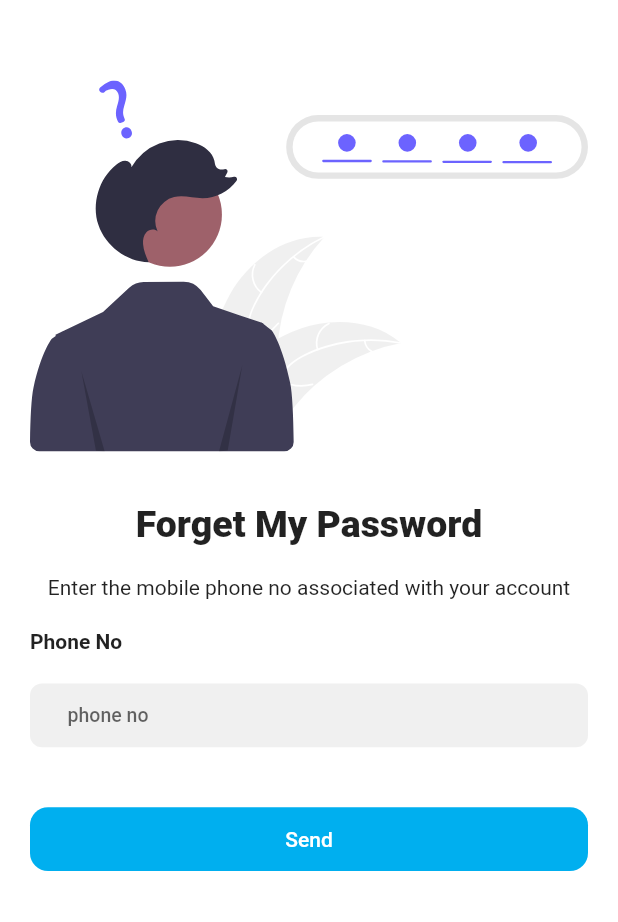
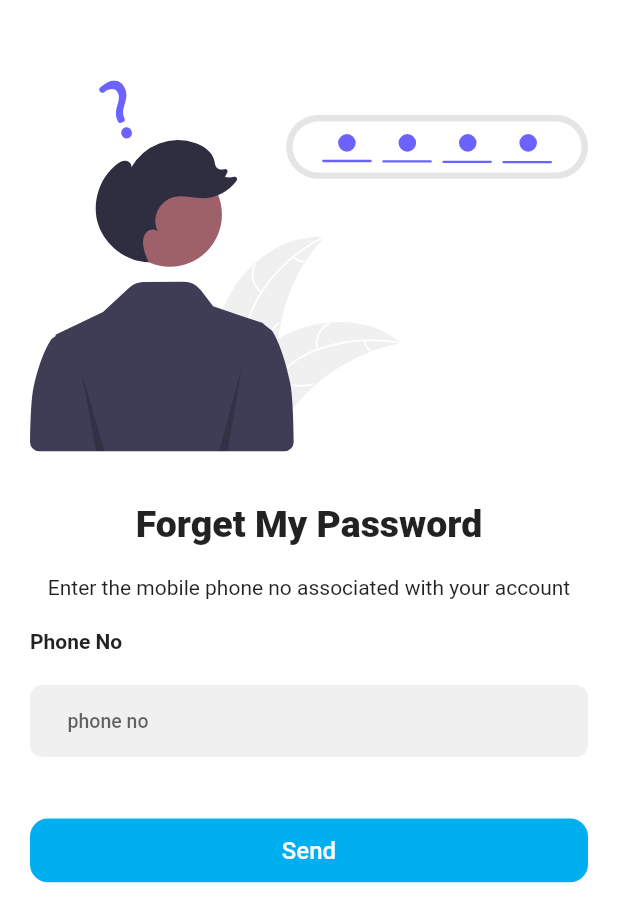
Before and after one commit to thirandev/ayikie, a Flutter app: the screen it shows after launch, after a tap on "Next", after a tap on "skip", after a tap on "Reset", on a phone screen of 412 x 824 dp. Shown: the top 922 px of the screen. Run offline on Flutter 3.47's test engine with Material 2 defaults, Android fonts, the phone set to English and light mode, and no system bars; our stand-ins replace connectivity, flutter_svg, pin_code_fields, rxdart, shared_preferences; Roboto replaces fonts that are missing (CircularStd).

Commit message:
UI Fixing

```diff
--- a/ayikie_main/lib/src/ui/screens/auth/login_screen.dart
+++ b/ayikie_main/lib/src/ui/screens/auth/login_screen.dart
@@ -25,12 +25,12 @@ class _LoginScreenState extends State<LoginScreen> {
         backgroundColor: AppColors.white,
         body: SingleChildScrollView(
           child: Padding(
-            padding: const EdgeInsets.only(left: 20, right: 20, top: 20),
+            padding: const EdgeInsets.symmetric(horizontal: 20, vertical: 20),
             child: Column(
               children: [
                 Container(
                   alignment: Alignment.center,
-                  height: MediaQuery.of(context).size.height / 4,
+                  height: MediaQuery.of(context).size.height / 5,
                   child: Image.asset('asserts/images/ayikie_logo.png'),
                 ),
                 Padding(
@@ -45,7 +45,7 @@ class _LoginScreenState extends State<LoginScreen> {
                   ),
                 ),
                 Padding(
-                  padding: const EdgeInsets.only(bottom: 10),
+                  padding: const EdgeInsets.only(top: 10, bottom: 20),
                   child: Container(
                     alignment: Alignment.centerLeft,
                     child: Text(
@@ -56,7 +56,7 @@ class _LoginScreenState extends State<LoginScreen> {
                   ),
                 ),
                 Padding(
-                  padding: const EdgeInsets.only(bottom: 10),
+                  padding: const EdgeInsets.only(bottom: 30),
                   child: Row(
                     mainAxisAlignment: MainAxisAlignment.spaceEvenly,
                     children: <Widget>[
@@ -72,7 +72,9 @@ class _LoginScreenState extends State<LoginScreen> {
                                     ? AppColors.selectedTextColor
                                     : Colors.transparent,
                                 border: Border.all(
-                                    width: 1.2, color: AppColors.black),
+                                  width: 1.2,
+                                  color: Colors.black38,
+                                ),
                               ),
                               height: 150,
                               width: 120,
@@ -84,7 +86,9 @@ class _LoginScreenState extends State<LoginScreen> {
                               child: Text(
                                 'User',
                                 style: TextStyle(
-                                    fontSize: 14, fontWeight: FontWeight.w700),
+                                    color: _value == 1?Colors.black38:Colors.black,
+                                    fontSize: 14,
+                                    fontWeight: FontWeight.w500),
                               ),
                             ),
                           ],
@@ -102,7 +106,7 @@ class _LoginScreenState extends State<LoginScreen> {
                                       ? AppColors.selectedTextColor
                                       : Colors.transparent,
                                   border: Border.all(
-                                      width: 1.2, color: AppColors.black)),
+                                      width: 1.2, color: Colors.black38)),
                               height: 150,
                               width: 120,
                               child: SvgPicture.asset(
@@ -113,7 +117,9 @@ class _LoginScreenState extends State<LoginScreen> {
                               child: Text(
                                 'Professional',
                                 style: TextStyle(
-                                    fontSize: 14, fontWeight: FontWeight.w700),
+                                    color: _value == 0?Colors.black38:Colors.black,
+                                    fontSize: 14,
+                                    fontWeight: FontWeight.w500),
                               ),
                             ),
                           ],
@@ -123,23 +129,24 @@ class _LoginScreenState extends State<LoginScreen> {
                   ),
                 ),
                 Padding(
-                  padding: const EdgeInsets.only(bottom: 20),
+                  padding: const EdgeInsets.only(bottom: 10),
                   child: Container(
                     alignment: Alignment.centerLeft,
                     child: Text(
-                      'Phone No',
+                      'Phone Number',
                       style:
                           TextStyle(fontSize: 14, fontWeight: FontWeight.w700),
                     ),
                   ),
                 ),
                 CustomFormField(
+                  height: 50,
                   controller: _phoneNoController,
-                  hintText: 'phone no',
+                  hintText: 'Your Phone number',
                   inputType: TextInputType.number,
                 ),
                 Padding(
-                  padding: const EdgeInsets.only(bottom: 20, top: 20),
+                  padding: const EdgeInsets.only(bottom: 10, top: 20),
                   child: Container(
                     alignment: Alignment.centerLeft,
                     child: Text(
@@ -150,8 +157,9 @@ class _LoginScreenState extends State<LoginScreen> {
                   ),
                 ),
                 CustomFormField(
+                  height: 50,
                   controller: _passwordController,
-                  hintText: 'password',
+                  hintText: 'Your Password',
                   inputType: TextInputType.text,
                   isObsucure: true,
                 ),
@@ -278,11 +286,7 @@ class _LoginScreenState extends State<LoginScreen> {
                     ],
                   ),
                 ),
-                Padding(
-                  padding: const EdgeInsets.only(
-                    bottom: 100,
-                  ),
-                  child: Row(
+                Row(
                   mainAxisAlignment: MainAxisAlignment.center,
                   children: [
                     Container(
@@ -309,7 +313,6 @@ class _LoginScreenState extends State<LoginScreen> {
                     ),
                   ],
                 ),
-                ),
               ],
             ),
           ),
--- a/ayikie_main/lib/src/ui/screens/auth/registration_screen.dart
+++ b/ayikie_main/lib/src/ui/screens/auth/registration_screen.dart
@@ -26,17 +26,17 @@ class _RegistrationScreenState extends State<RegistrationScreen> {
         backgroundColor: AppColors.white,
         body: SingleChildScrollView(
           child: Padding(
-            padding: const EdgeInsets.only(left: 20, right: 20, top: 20),
+            padding: const EdgeInsets.symmetric(horizontal: 20,vertical: 20),
             child: Column(
               children: [
                 Container(
                   alignment: Alignment.center,
                   height: MediaQuery.of(context).size.height / 4,
                   child:
-                      SvgPicture.asset('asserts/images/registration_logo.svg'),
+                      AspectRatio(aspectRatio: 1.4,child: SvgPicture.asset('asserts/images/registration_logo.svg')),
                 ),
                 Padding(
-                  padding: const EdgeInsets.only(bottom: 10),
+                  padding: const EdgeInsets.only(bottom: 25),
                   child: Container(
                     alignment: Alignment.centerLeft,
                     child: Text(
@@ -47,7 +47,7 @@ class _RegistrationScreenState extends State<RegistrationScreen> {
                   ),
                 ),
                 Padding(
-                  padding: const EdgeInsets.only(bottom: 20),
+                  padding: const EdgeInsets.only(bottom: 10),
                   child: Container(
                     alignment: Alignment.centerLeft,
                     child: Text(
@@ -63,11 +63,11 @@ class _RegistrationScreenState extends State<RegistrationScreen> {
                   inputType: TextInputType.number,
                 ),
                 Padding(
-                  padding: const EdgeInsets.only(top: 20, bottom: 20),
+                  padding: const EdgeInsets.only(top: 20, bottom: 10),
                   child: Container(
                     alignment: Alignment.centerLeft,
                     child: Text(
-                      'Phone No',
+                      'Phone Number',
                       style:
                           TextStyle(fontSize: 14, fontWeight: FontWeight.w700),
                     ),
@@ -79,7 +79,7 @@ class _RegistrationScreenState extends State<RegistrationScreen> {
                   inputType: TextInputType.number,
                 ),
                 Padding(
-                  padding: const EdgeInsets.only(bottom: 20, top: 20),
+                  padding: const EdgeInsets.only(bottom: 10, top: 20),
                   child: Container(
                     alignment: Alignment.centerLeft,
                     child: Text(
@@ -96,7 +96,7 @@ class _RegistrationScreenState extends State<RegistrationScreen> {
                   isObsucure: true,
                 ),
                 Padding(
-                  padding: const EdgeInsets.only(bottom: 20, top: 20),
+                  padding: const EdgeInsets.only(bottom: 10, top: 20),
                   child: Container(
                     alignment: Alignment.centerLeft,
                     child: Text(
@@ -124,9 +124,7 @@ class _RegistrationScreenState extends State<RegistrationScreen> {
                       );
                     }),
                 SizedBox(height: 20),
-                Padding(
-                  padding: const EdgeInsets.only(bottom: 100, top: 20),
-                  child: Row(
+                Row(
                   mainAxisAlignment: MainAxisAlignment.center,
                   children: [
                     Container(
@@ -158,7 +156,6 @@ class _RegistrationScreenState extends State<RegistrationScreen> {
                     ),
                   ],
                 ),
-                ),
               ],
             ),
           ),
--- a/ayikie_main/lib/src/ui/screens/auth/send_otp_screen.dart
+++ b/ayikie_main/lib/src/ui/screens/auth/send_otp_screen.dart
@@ -35,13 +35,13 @@ class _SendOtpScreenState extends State<SendOtpScreen> {
                 Container(
                   alignment: Alignment.center,
                   height: MediaQuery.of(context).size.height / 3,
-                  child: SvgPicture.asset('asserts/images/two_factor_logo.svg'),
+                  child: AspectRatio(aspectRatio: 1.5,child: SvgPicture.asset('asserts/images/two_factor_logo.svg')),
                 ),
                 Padding(
                   padding: const EdgeInsets.only(bottom: 20, top: 20),
                   child: Container(
                       child: Text(
-                    'Check your  Phone',
+                    'Check your Phone',
                     style: TextStyle(fontSize: 25, fontWeight: FontWeight.w900),
                     textAlign: TextAlign.center,
                   )),
--- a/ayikie_main/lib/src/ui/screens/onboarding_screen/onboarding_screen.dart
+++ b/ayikie_main/lib/src/ui/screens/onboarding_screen/onboarding_screen.dart
@@ -42,35 +42,49 @@ class _OnbordingScreenState extends State<OnbordingScreen> {
               },
               itemBuilder: (_, i) {
                 return Padding(
-                  padding: const EdgeInsets.only(top: 20, left: 20, right: 20),
+                  padding: const EdgeInsets.symmetric(horizontal: 20),
                   child: Column(
+                    mainAxisAlignment: MainAxisAlignment.center,
                     children: [
-                      Padding(
-                        padding: const EdgeInsets.only(left: 30, right: 30),
+                      Container(
+                        margin: EdgeInsets.only(bottom: 40, top: 20),
+                        child: AspectRatio(
+                          aspectRatio: 1.5,
                           child: SvgPicture.asset(
                             contents[i].image,
-                          height: MediaQuery.of(context).size.height / 2,
+                            fit: BoxFit.fitHeight,
+                            height: 100,
+                            width: 100,
                           ),
                         ),
+                      ),
+                      SizedBox(
+                        height: MediaQuery.of(context).size.height / 7,
+                        child: Column(
+                          mainAxisAlignment: MainAxisAlignment.start,
+                          children: [
                             Text(
                               contents[i].title,
                               textAlign: TextAlign.center,
                               style: TextStyle(
-                          fontSize: 25,
+                                fontSize: 22,
                                 fontWeight: FontWeight.bold,
                               ),
                             ),
-                      SizedBox(height: 20),
+                            SizedBox(height: 5),
                             Text(
                               contents[i].discription,
                               textAlign: TextAlign.center,
                               style: TextStyle(
-                          fontSize: 18,
+                                fontSize: 16,
                                 color: AppColors.gray,
                               ),
                             ),
+                          ],
+                        ),
+                      ),
                       Container(
-                        margin: EdgeInsets.only(top: 50),
+                        margin: EdgeInsets.only(top: 30),
                         child: Row(
                           mainAxisAlignment: MainAxisAlignment.center,
                           children: List.generate(
@@ -88,7 +102,7 @@ class _OnbordingScreenState extends State<OnbordingScreen> {
                             currentIndex == contents.length - 1
                                 ? "Get Started"
                                 : "Next",
-                            style: TextStyle(fontSize: 20),
+                            style: TextStyle(fontSize: 18),
                           ),
                           onPressed: () {
                             if (currentIndex == contents.length - 1) {
@@ -111,20 +125,20 @@ class _OnbordingScreenState extends State<OnbordingScreen> {
                           ),
                         ),
                       ),
-                      currentIndex == contents.length - 1
+                      SizedBox(
+                        height: 30,
+                        child: currentIndex == contents.length - 1
                             ? Container()
                             : Container(
                                 margin: EdgeInsets.only(top: 10),
-                              child: RaisedButton(
-                                elevation: 0,
-                                color: AppColors.white,
+                                child: InkWell(
                                   child: Text(
                                     'skip',
                                     style: TextStyle(
                                         fontSize: 16,
                                         color: AppColors.primaryButtonColor),
                                   ),
-                                onPressed: () {
+                                  onTap: () {
                                     Navigator.pushReplacement(
                                       context,
                                       MaterialPageRoute(
@@ -134,6 +148,7 @@ class _OnbordingScreenState extends State<OnbordingScreen> {
                                   },
                                 ),
                               ),
+                      )
                     ],
                   ),
                 );
@@ -147,7 +162,7 @@ class _OnbordingScreenState extends State<OnbordingScreen> {
 
   Container buildDot(int index, BuildContext context) {
     return Container(
-      height: 10,
+      height: 8,
       width: currentIndex == index ? 25 : 10,
       margin: EdgeInsets.only(right: 5),
       decoration: BoxDecoration(
@@ -169,16 +184,16 @@ class UnbordingContent {
 
 List<UnbordingContent> contents = [
   UnbordingContent(
-      title: 'Find Best Professionals Around You',
+      title: 'Find Best Professionals\n Around You',
       image: 'asserts/images/onboarding_one.svg',
       discription:
-          "Cheack out our best professionals with the skills you need for your job"),
+          "Check out our best professionals with the skills you need for your job"),
   UnbordingContent(
-      title: 'Purchase your Items Online',
+      title: 'Purchase Your \nItems Online',
       image: 'asserts/images/onboarding_two.svg',
-      discription: "Select wide range of products   as you wish in one place "),
+      discription: "Select wide range of products as you wish in one place "),
   UnbordingContent(
-      title: 'Enjoy with Hustle Free Payments',
+      title: 'Enjoy With Hustle \nFree Payments',
       image: 'asserts/images/onboarding_three.svg',
       discription:
           "Pay as per your convenience, we accept all credit and debit cards"),
--- a/ayikie_main/lib/src/ui/widgets/custom_form_field.dart
+++ b/ayikie_main/lib/src/ui/widgets/custom_form_field.dart
@@ -61,7 +61,7 @@ class CustomFormField extends StatelessWidget {
     this.margin,
     this.padding,
     this.suffixMargin = 0,
-    this.height = 42.5,
+    this.height = 50,
     this.textInputFormatter,
     this.onChange,
     this.textCapitalization,
@@ -162,7 +162,7 @@ class CustomFormField extends StatelessWidget {
               keyboardType: inputType ?? TextInputType.text,
               textCapitalization: textCapitalization ?? TextCapitalization.none,
               style: const TextStyle(
-                fontSize: 13.0,
+                fontSize: 14.0,
                 fontWeight: FontWeight.w500,
                 color: AppColors.black,
               ),
--- a/ayikie_main/lib/src/ui/widgets/primary_button.dart
+++ b/ayikie_main/lib/src/ui/widgets/primary_button.dart
@@ -64,7 +64,7 @@ class PrimaryButton extends StatelessWidget {
                   text,
                   style: TextStyle(
                     color: textColor ?? AppColors.primaryButtonTextColor,
-                    fontSize: fontSize ?? 14.0,
+                    fontSize: fontSize ?? 16.0,
                     fontWeight: fontWeight ?? FontWeight.w500,
                   ),
                 ),
--- a/ayikie_main/pubspec.yaml
+++ b/ayikie_main/pubspec.yaml
@@ -17,7 +17,7 @@ dependencies:
   connectivity: ^3.0.6
   shared_preferences: ^2.0.6
   rxdart: ^0.27.1
-  flutter_svg: ^1.0.3
+  flutter_svg:  ^0.21.0
   pin_code_fields: ^7.3.0
 
 
```
Lines whose indentation alone changed are shown as unchanged.
